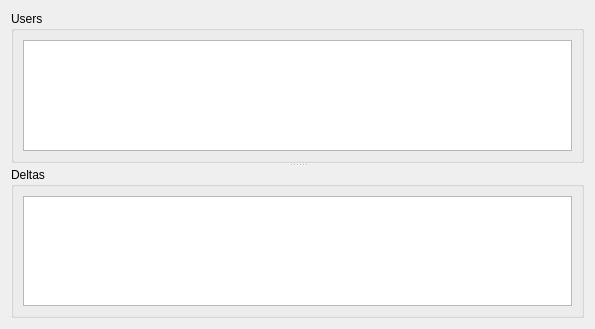
Old version of the form branches/ot_lab/src/gui/server_window.ui in the repository google-code-export/pygowave-server.
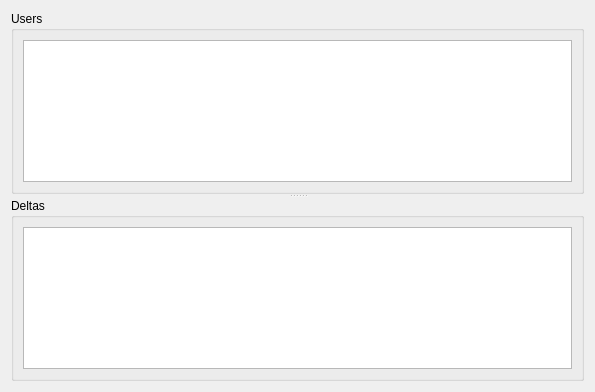
New version of the form.

```diff
--- a/branches/ot_lab/src/gui/server_window.ui
+++ b/branches/ot_lab/src/gui/server_window.ui
@@ -7,7 +7,7 @@
     <x>0</x>
     <y>0</y>
     <width>595</width>
-    <height>329</height>
+    <height>392</height>
    </rect>
   </property>
   <property name="windowTitle">
@@ -35,7 +35,7 @@
       </property>
       <layout class="QVBoxLayout" name="verticalLayout_2">
        <item>
-        <widget class="QTableWidget" name="tblDeltas"/>
+        <widget class="QTableView" name="tblDeltas"/>
        </item>
       </layout>
      </widget>
```
